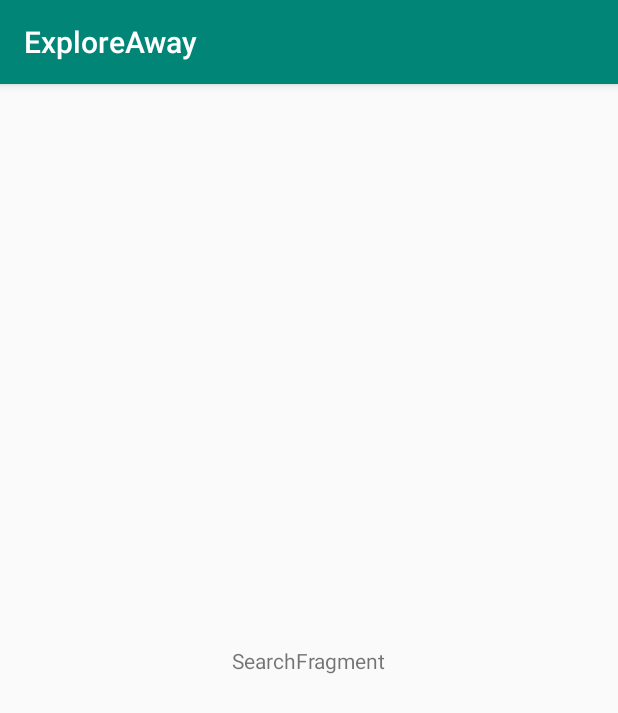
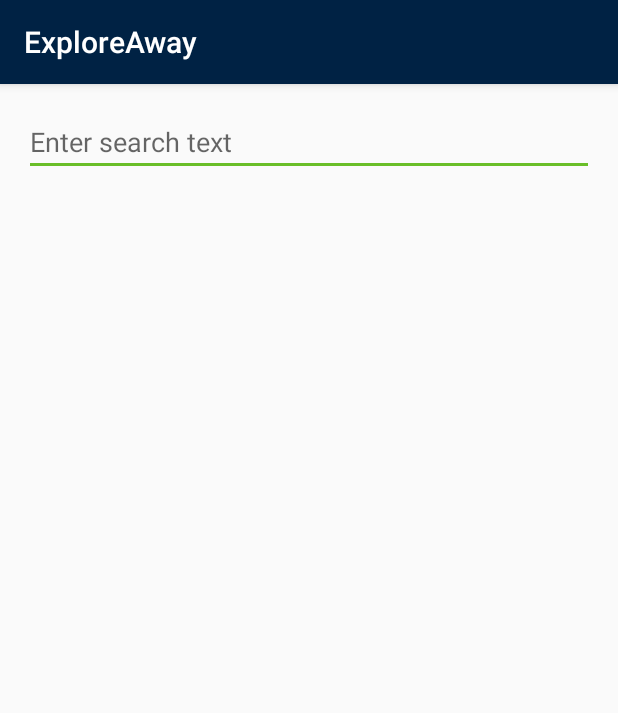
Before and after one commit to amayasan/homeaway, an Android app: the screen it shows after launch (ExploreActivity), on a phone screen of 412 x 824 dp. Shown: the top 713 px of the screen. Run offline under Robolectric (Android 15) with nearby library versions, the phone set to English and light mode, and no system bars.

Commit message:
Add venue search auto complete field.

```diff
--- a/ExploreAway/app/src/main/java/com/amayasan/exploreaway/ExploreActivity.kt
+++ b/ExploreAway/app/src/main/java/com/amayasan/exploreaway/ExploreActivity.kt
@@ -2,7 +2,7 @@ package com.amayasan.exploreaway
 
 import android.support.v7.app.AppCompatActivity
 import android.os.Bundle
-import com.amayasan.exploreaway.ui.fragment.SearchFragment
+import com.amayasan.exploreaway.ui.fragment.VenueSearchFragment
 
 class ExploreActivity : AppCompatActivity() {
 
@@ -11,7 +11,7 @@ class ExploreActivity : AppCompatActivity() {
         setContentView(R.layout.explore_activity)
         if (savedInstanceState == null) {
             supportFragmentManager.beginTransaction()
-                .replace(R.id.container, SearchFragment.newInstance())
+                .replace(R.id.container, VenueSearchFragment.newInstance())
                 .commitNow()
         }
     }
--- a/ExploreAway/app/src/main/java/com/amayasan/exploreaway/ui/fragment/SearchFragment.kt
+++ /dev/null
@@ -1,32 +0,0 @@
-package com.amayasan.exploreaway.ui.fragment
-
-import android.arch.lifecycle.ViewModelProviders
-import android.os.Bundle
-import android.support.v4.app.Fragment
-import android.view.LayoutInflater
-import android.view.View
-import android.view.ViewGroup
-import com.amayasan.exploreaway.R
-
-class SearchFragment : Fragment() {
-
-    companion object {
-        fun newInstance() = SearchFragment()
-    }
-
-    private lateinit var viewModel: ExploreViewModel
-
-    override fun onCreateView(
-        inflater: LayoutInflater, container: ViewGroup?,
-        savedInstanceState: Bundle?
-    ): View {
-        return inflater.inflate(R.layout.search_fragment, container, false)
-    }
-
-    override fun onActivityCreated(savedInstanceState: Bundle?) {
-        super.onActivityCreated(savedInstanceState)
-        viewModel = ViewModelProviders.of(this).get(ExploreViewModel::class.java)
-        // TODO: Use the ViewModel
-    }
-
-}
--- /dev/null
+++ b/ExploreAway/app/src/main/java/com/amayasan/exploreaway/ui/fragment/VenueSearchFragment.kt
@@ -0,0 +1,94 @@
+package com.amayasan.exploreaway.ui.fragment
+
+import android.arch.lifecycle.ViewModelProviders
+import android.os.Bundle
+import android.support.v4.app.Fragment
+import android.view.LayoutInflater
+import android.view.View
+import android.view.ViewGroup
+import android.widget.AdapterView
+import android.widget.ArrayAdapter
+import android.widget.Toast
+import com.amayasan.exploreaway.R
+import kotlinx.android.synthetic.main.venue_search_fragment.*
+
+
+class VenueSearchFragment : Fragment() {
+
+    companion object {
+        fun newInstance() = VenueSearchFragment()
+    }
+
+    private lateinit var viewModel: VenueSearchViewModel
+
+    override fun onCreateView(
+        inflater: LayoutInflater, container: ViewGroup?,
+        savedInstanceState: Bundle?
+    ): View {
+        var view: View = inflater.inflate(R.layout.venue_search_fragment, container, false)
+
+        return view
+    }
+
+    override fun onActivityCreated(savedInstanceState: Bundle?) {
+        super.onActivityCreated(savedInstanceState)
+        viewModel = ViewModelProviders.of(this).get(VenueSearchViewModel::class.java)
+        // TODO: Use the ViewModel
+    }
+
+    override fun onViewCreated(view: View, savedInstanceState: Bundle?) {
+        super.onViewCreated(view, savedInstanceState)
+
+        initSearchField()
+    }
+
+    private fun initSearchField() {
+        // TODO: Initialize a new array with elements
+        val categories = arrayOf(
+            "coffee", "pizza", "whole foods"
+        )
+
+
+        // Initialize a new array adapter object
+        val adapter = ArrayAdapter<String>(
+            context, // Context
+            android.R.layout.simple_dropdown_item_1line, // Layout
+            categories // Array
+        )
+
+        // Set the AutoCompleteTextView adapter
+        venue_search_auto_complete_text_view.setAdapter(adapter)
+
+        // Request Focus for the search field
+        venue_search_auto_complete_text_view.requestFocus()
+
+        // Set an item click listener for auto complete text view
+        venue_search_auto_complete_text_view.onItemClickListener =
+                AdapterView.OnItemClickListener { parent, view, position, id ->
+                    val selectedItem = parent.getItemAtPosition(position).toString()
+                    // Display the clicked item using toast
+                    Toast.makeText(context, "Selected : $selectedItem", Toast.LENGTH_SHORT).show()
+                }
+
+        // Set a dismiss listener for auto complete text view
+        venue_search_auto_complete_text_view.setOnDismissListener {
+            Toast.makeText(context, "Suggestion closed.", Toast.LENGTH_SHORT).show()
+        }
+
+        // Set a click listener for root layout
+        root_layout.setOnClickListener {
+            val text = venue_search_auto_complete_text_view.text
+            Toast.makeText(context, "Inputted : $text", Toast.LENGTH_SHORT).show()
+        }
+
+        // Set a focus change listener for auto complete text view
+        venue_search_auto_complete_text_view.onFocusChangeListener = View.OnFocusChangeListener { view, b ->
+            if (b) {
+                // Display the suggestion dropdown on focus
+                venue_search_auto_complete_text_view.showDropDown()
+            }
+        }
+    }
+
+
+}
--- a/ExploreAway/app/src/main/java/com/amayasan/exploreaway/ui/fragment/ExploreViewModel.kt
+++ b/ExploreAway/app/src/main/java/com/amayasan/exploreaway/ui/fragment/VenueSearchViewModel.kt
@@ -2,6 +2,6 @@ package com.amayasan.exploreaway.ui.fragment
 
 import android.arch.lifecycle.ViewModel
 
-class ExploreViewModel : ViewModel() {
+class VenueSearchViewModel : ViewModel() {
     // TODO: Implement the ViewModel
 }
--- a/ExploreAway/app/src/main/res/layout/search_fragment.xml
+++ /dev/null
@@ -1,21 +0,0 @@
-<?xml version="1.0" encoding="utf-8"?>
-<android.support.constraint.ConstraintLayout
-        xmlns:android="http://schemas.android.com/apk/res/android"
-        xmlns:app="http://schemas.android.com/apk/res-auto"
-        xmlns:tools="http://schemas.android.com/tools"
-        android:id="@+id/search"
-        android:layout_width="match_parent"
-        android:layout_height="match_parent"
-        tools:context=".ui.fragment.SearchFragment">
-
-    <TextView
-            android:id="@+id/message"
-            android:layout_width="wrap_content"
-            android:layout_height="wrap_content"
-            android:text="SearchFragment"
-            app:layout_constraintBottom_toBottomOf="parent"
-            app:layout_constraintEnd_toEndOf="parent"
-            app:layout_constraintStart_toStartOf="parent"
-            app:layout_constraintTop_toTopOf="parent"/>
-
-</android.support.constraint.ConstraintLayout>
--- /dev/null
+++ b/ExploreAway/app/src/main/res/layout/venue_search_fragment.xml
@@ -0,0 +1,21 @@
+<?xml version="1.0" encoding="utf-8"?>
+<LinearLayout
+        xmlns:android="http://schemas.android.com/apk/res/android"
+        xmlns:tools="http://schemas.android.com/tools"
+        android:layout_width="match_parent"
+        android:layout_height="match_parent"
+        tools:context=".ui.fragment.VenueSearchFragment"
+        android:id="@+id/root_layout"
+        android:padding="@dimen/standard_padding">
+
+    <AutoCompleteTextView
+            android:id="@+id/venue_search_auto_complete_text_view"
+            android:layout_width="match_parent"
+            android:layout_height="wrap_content"
+            android:hint="@string/search_text_hint"
+            android:completionThreshold="1"
+            android:focusedByDefault="true"
+            android:focusable="true"
+            android:focusableInTouchMode="true"/>
+
+</LinearLayout>
--- a/ExploreAway/app/src/main/res/values/colors.xml
+++ b/ExploreAway/app/src/main/res/values/colors.xml
@@ -1,6 +1,6 @@
 <?xml version="1.0" encoding="utf-8"?>
 <resources>
-    <color name="colorPrimary">#008577</color>
-    <color name="colorPrimaryDark">#00574B</color>
-    <color name="colorAccent">#D81B60</color>
+    <color name="colorPrimary">#002244</color>
+    <color name="colorPrimaryDark">#A5ACAF</color>
+    <color name="colorAccent">#69BE28</color>
 </resources>
--- /dev/null
+++ b/ExploreAway/app/src/main/res/values/dimens.xml
@@ -0,0 +1,5 @@
+<?xml version="1.0" encoding="utf-8"?>
+<resources>
+    <dimen name="standard_padding">16dp</dimen>
+
+</resources>
--- a/ExploreAway/app/src/main/res/values/strings.xml
+++ b/ExploreAway/app/src/main/res/values/strings.xml
@@ -1,3 +1,4 @@
 <resources>
     <string name="app_name">ExploreAway</string>
+    <string name="search_text_hint">Enter search text</string>
 </resources>
```
